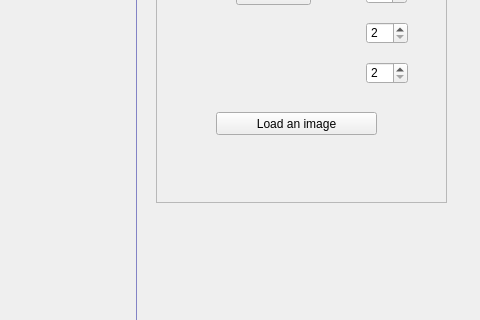
Qt form PuzzleGame/PuzzleGame.ui (SzymonZielinski/PuzzleGame) before a commit; both pictures show x 624 to 1104 and y 215 to 535 of the 1104 by 732 pixel window.
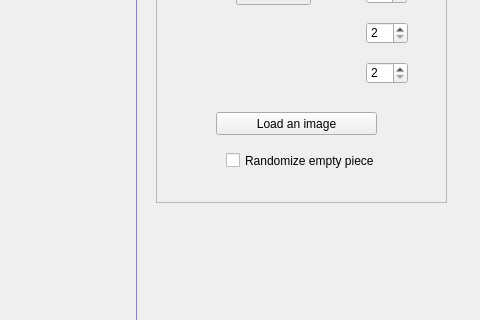
The same form after that commit. Custom widgets are drawn as their Qt base class.

Commit message: Added resizing of puzzle pieces when window is resized, cleaned the code, minor improvements.

What changed in the file:
```diff
--- a/PuzzleGame/PuzzleGame.ui
+++ b/PuzzleGame/PuzzleGame.ui
@@ -10,6 +10,12 @@
     <height>732</height>
    </rect>
   </property>
+  <property name="minimumSize">
+   <size>
+    <width>600</width>
+    <height>300</height>
+   </size>
+  </property>
   <property name="windowTitle">
    <string>PuzzleGame</string>
   </property>
@@ -198,6 +204,19 @@
       <string>Load an image</string>
      </property>
     </widget>
+    <widget class="QCheckBox" name="randomizeEmptyPieceCheckBox">
+     <property name="geometry">
+      <rect>
+       <x>70</x>
+       <y>210</y>
+       <width>161</width>
+       <height>17</height>
+      </rect>
+     </property>
+     <property name="text">
+      <string>Randomize empty piece</string>
+     </property>
+    </widget>
    </widget>
   </widget>
   <widget class="QMenuBar" name="menuBar">
```
The commit also changes 6 other files.
